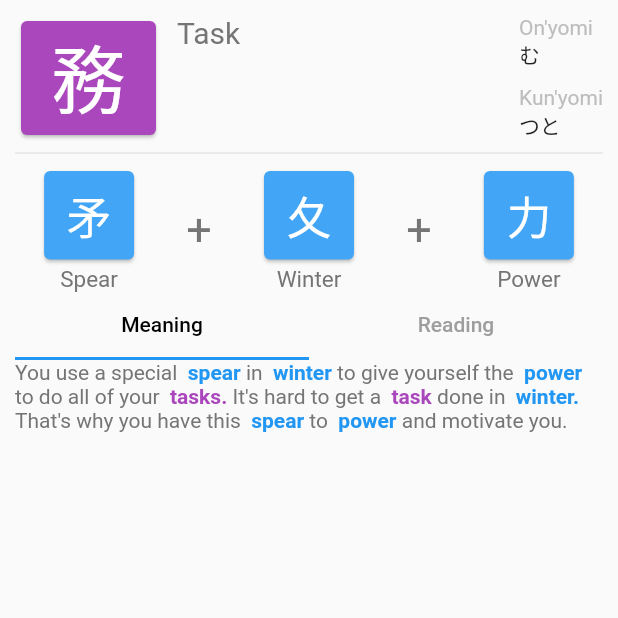
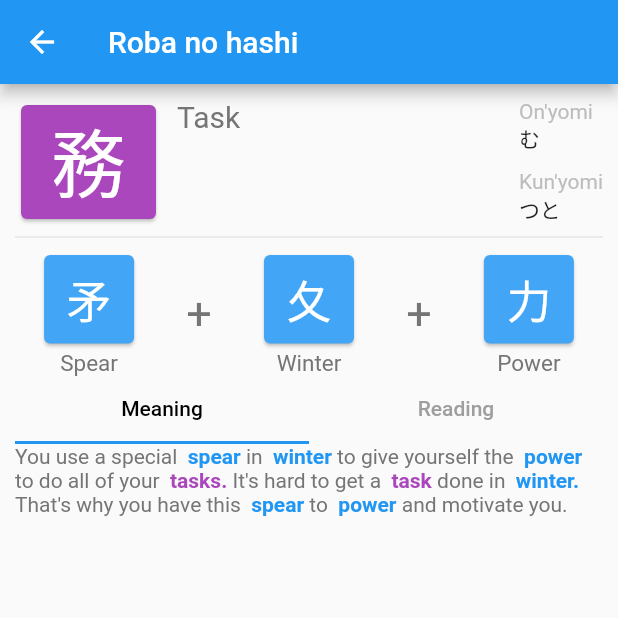
Before and after one commit to martingrzzler/robanohashi-app, a Flutter app: the Kanji screen opened directly, on a phone screen of 412 x 824 dp, the top half of it. Run offline on Flutter 3.47's test engine with Material 2 defaults, Android fonts, the light colour scheme and no system bars; missing offline and left inert: jovial_svg; Roboto replaces fonts that are missing (Noto Sans Japanese).

Commit message:
meaning_mnemonics index

```diff
--- a/lib/kanji.dart
+++ b/lib/kanji.dart
@@ -9,7 +9,11 @@ class Kanji extends StatelessWidget {
 
   @override
   Widget build(BuildContext context) {
-    return Padding(
+    return Scaffold(
+      appBar: AppBar(
+        title: Text('Roba no hashi'),
+      ),
+      body: Padding(
         padding: const EdgeInsets.all(10.0),
         child: Column(children: const [
           Definition(),
@@ -34,6 +38,7 @@ class Kanji extends StatelessWidget {
             ]),
           )
         ]),
+      ),
     );
   }
 }
```
Also changed, not shown: lib/main.dart (+7 -5 lines), lib/search/results.dart (+6 -1 lines). Lines whose indentation alone changed are shown as unchanged.
